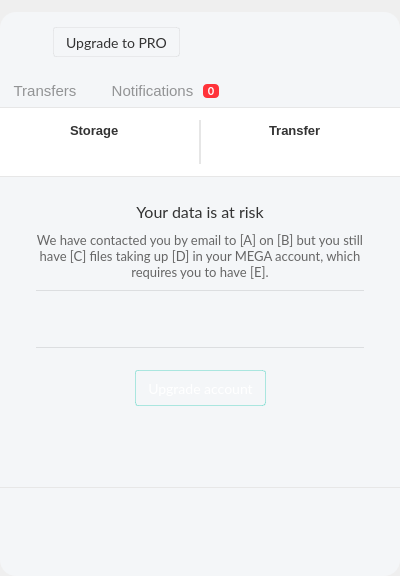
The window that src/MEGASync/gui/macx/InfoDialog.ui (meganz/MEGAsync) describes before a commit, drawn with Qt 5.
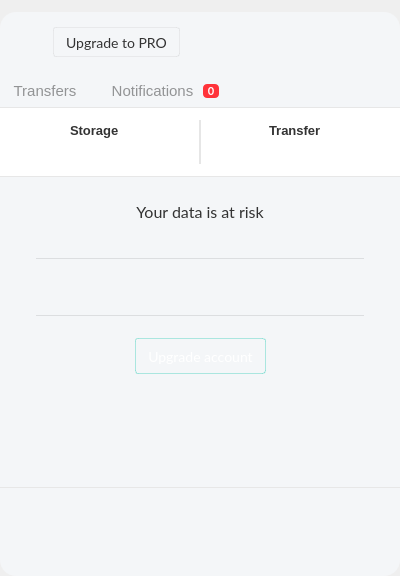
The same window after the commit. Icons and pictures are not drawn. Custom widgets are drawn as their Qt base class.

```diff
--- a/src/MEGASync/gui/macx/InfoDialog.ui
+++ b/src/MEGASync/gui/macx/InfoDialog.ui
@@ -2041,7 +2041,7 @@
 }</string>
                                </property>
                                <property name="text">
-                                <string>We have contacted you by email to [A] on [B] but you still have [C] files taking up [D] in your MEGA account, which requires you to have [E].</string>
+                                <string/>
                                </property>
                                <property name="alignment">
                                 <set>Qt::AlignHCenter|Qt::AlignTop</set>
```
